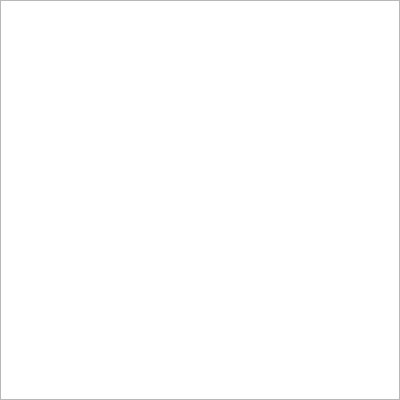
The window that BaseClient/Source/HistoryDialog.ui (WorksAhead/Base) describes before a commit, drawn with Qt 5.
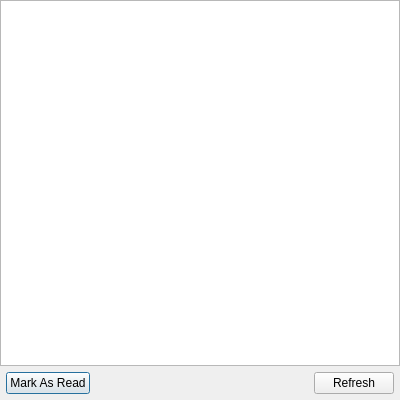
The same window after the commit.

```diff
--- a/BaseClient/Source/HistoryDialog.ui
+++ b/BaseClient/Source/HistoryDialog.ui
@@ -36,6 +36,49 @@
      </property>
     </widget>
    </item>
+   <item>
+    <layout class="QHBoxLayout" name="horizontalLayout">
+     <property name="leftMargin">
+      <number>6</number>
+     </property>
+     <property name="topMargin">
+      <number>6</number>
+     </property>
+     <property name="rightMargin">
+      <number>6</number>
+     </property>
+     <property name="bottomMargin">
+      <number>6</number>
+     </property>
+     <item>
+      <widget class="QPushButton" name="markButton">
+       <property name="text">
+        <string>Mark As Read</string>
+       </property>
+      </widget>
+     </item>
+     <item>
+      <spacer name="horizontalSpacer">
+       <property name="orientation">
+        <enum>Qt::Horizontal</enum>
+       </property>
+       <property name="sizeHint" stdset="0">
+        <size>
+         <width>40</width>
+         <height>20</height>
+        </size>
+       </property>
+      </spacer>
+     </item>
+     <item>
+      <widget class="QPushButton" name="refreshButton">
+       <property name="text">
+        <string>Refresh</string>
+       </property>
+      </widget>
+     </item>
+    </layout>
+   </item>
   </layout>
  </widget>
  <resources/>
```
